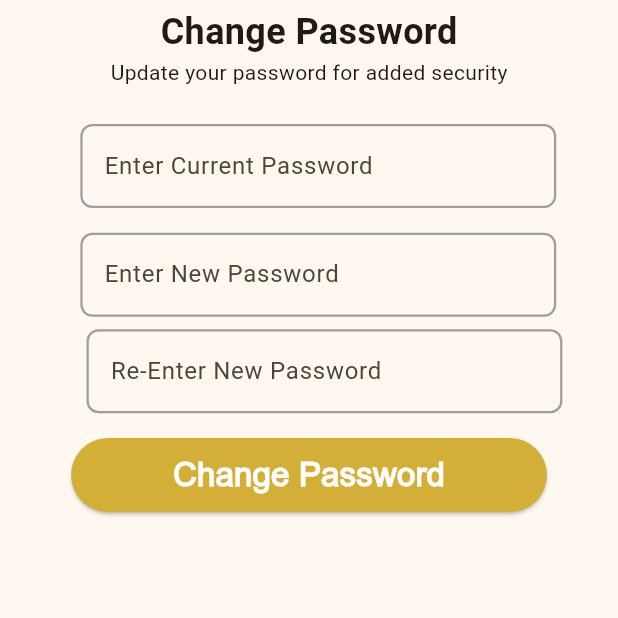
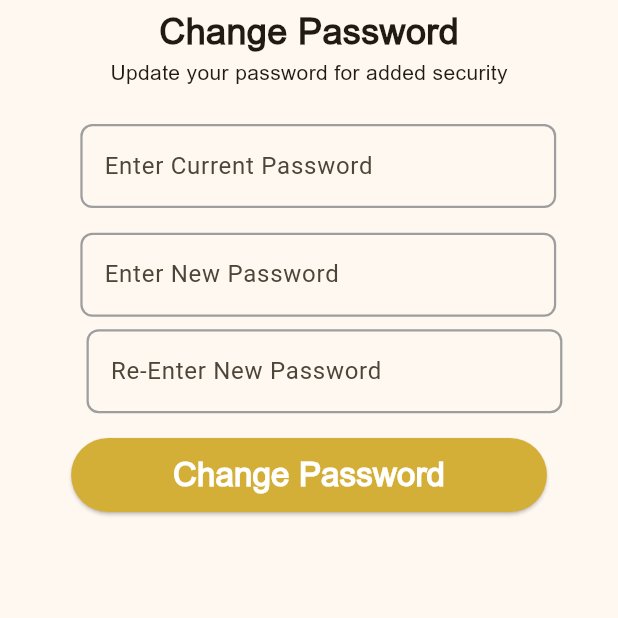
Before and after one commit to zainchaudhary4/Tenth-Fifth-Pays, a Flutter app: the ChangePhoneNumberPage screen opened directly, on a phone screen of 412 x 824 dp, the top half of it. Run offline on Flutter 3.47's test engine with Material 3 defaults, Android fonts, the phone set to English and light mode, and no system bars; our stand-ins replace get, pinput.

Commit message:
Change Password Page

```diff
--- a/lib/View/Change Password/change_password_page.dart
+++ b/lib/View/Change Password/change_password_page.dart
@@ -20,8 +20,8 @@ class ChangePhoneNumberPage extends StatelessWidget{
               mainAxisAlignment: MainAxisAlignment.center,
               crossAxisAlignment: CrossAxisAlignment.center,
               children: [
-                const Text("Change Password", style: TextStyle(fontSize: 24, fontWeight: FontWeight.bold)),
-                const Text("Update your password for added security"),
+                const Text("Change Password", style: TextStyle(fontFamily: 'Arial', fontSize: 24, fontWeight: FontWeight.bold)),
+                const Text("Update your password for added security", style: TextStyle(fontFamily: 'Arial',),),
                 Column(
                   mainAxisAlignment: MainAxisAlignment.start,
                   crossAxisAlignment: CrossAxisAlignment.start,
```
